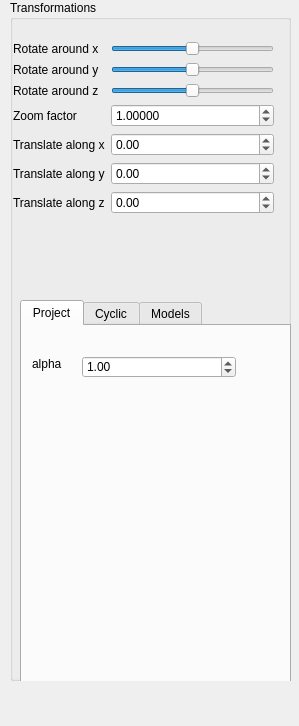
Above: QtFramework/GUI/SideWidget.ui from agotamajor/Qtproject before the change. Below: the same form after it.
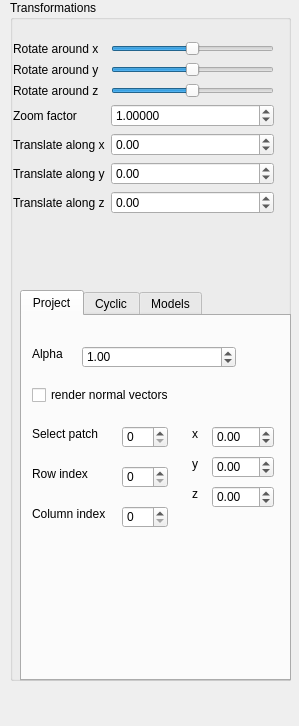
That is the form after the change.

Diff of the .ui file:
```diff
--- a/QtFramework/GUI/SideWidget.ui
+++ b/QtFramework/GUI/SideWidget.ui
@@ -223,7 +223,7 @@
     <property name="geometry">
      <rect>
       <x>10</x>
-      <y>300</y>
+      <y>290</y>
       <width>271</width>
       <height>391</height>
      </rect>
@@ -245,7 +245,7 @@
        </rect>
       </property>
       <property name="text">
-       <string>alpha</string>
+       <string>Alpha</string>
       </property>
      </widget>
      <widget class="QDoubleSpinBox" name="doubleSpinBoxAlpha">
@@ -270,6 +270,193 @@
        <double>1.000000000000000</double>
       </property>
      </widget>
+     <widget class="QSpinBox" name="rowSpinBox">
+      <property name="geometry">
+       <rect>
+        <x>100</x>
+        <y>150</y>
+        <width>46</width>
+        <height>22</height>
+       </rect>
+      </property>
+      <property name="maximum">
+       <number>3</number>
+      </property>
+     </widget>
+     <widget class="QSpinBox" name="selectPatchSpinBox">
+      <property name="geometry">
+       <rect>
+        <x>100</x>
+        <y>110</y>
+        <width>46</width>
+        <height>22</height>
+       </rect>
+      </property>
+      <property name="maximum">
+       <number>8</number>
+      </property>
+     </widget>
+     <widget class="QDoubleSpinBox" name="ySpinBox">
+      <property name="geometry">
+       <rect>
+        <x>190</x>
+        <y>140</y>
+        <width>62</width>
+        <height>22</height>
+       </rect>
+      </property>
+      <property name="minimum">
+       <double>-10.000000000000000</double>
+      </property>
+      <property name="maximum">
+       <double>10.000000000000000</double>
+      </property>
+      <property name="singleStep">
+       <double>0.200000000000000</double>
+      </property>
+     </widget>
+     <widget class="QDoubleSpinBox" name="xSpinBox">
+      <property name="geometry">
+       <rect>
+        <x>190</x>
+        <y>110</y>
+        <width>62</width>
+        <height>22</height>
+       </rect>
+      </property>
+      <property name="minimum">
+       <double>-10.000000000000000</double>
+      </property>
+      <property name="maximum">
+       <double>10.000000000000000</double>
+      </property>
+      <property name="singleStep">
+       <double>0.200000000000000</double>
+      </property>
+     </widget>
+     <widget class="QLabel" name="label_14">
+      <property name="geometry">
+       <rect>
+        <x>170</x>
+        <y>170</y>
+        <width>16</width>
+        <height>16</height>
+       </rect>
+      </property>
+      <property name="text">
+       <string>z</string>
+      </property>
+     </widget>
+     <widget class="QLabel" name="label_13">
+      <property name="geometry">
+       <rect>
+        <x>10</x>
+        <y>110</y>
+        <width>71</width>
+        <height>16</height>
+       </rect>
+      </property>
+      <property name="text">
+       <string>Select patch</string>
+      </property>
+     </widget>
+     <widget class="QDoubleSpinBox" name="zSpinBox">
+      <property name="geometry">
+       <rect>
+        <x>190</x>
+        <y>170</y>
+        <width>62</width>
+        <height>22</height>
+       </rect>
+      </property>
+      <property name="minimum">
+       <double>-10.000000000000000</double>
+      </property>
+      <property name="maximum">
+       <double>10.000000000000000</double>
+      </property>
+      <property name="singleStep">
+       <double>0.200000000000000</double>
+      </property>
+     </widget>
+     <widget class="QLabel" name="label_15">
+      <property name="geometry">
+       <rect>
+        <x>170</x>
+        <y>110</y>
+        <width>21</width>
+        <height>16</height>
+       </rect>
+      </property>
+      <property name="text">
+       <string>x</string>
+      </property>
+     </widget>
+     <widget class="QLabel" name="label_16">
+      <property name="geometry">
+       <rect>
+        <x>10</x>
+        <y>150</y>
+        <width>61</width>
+        <height>16</height>
+       </rect>
+      </property>
+      <property name="text">
+       <string>Row index</string>
+      </property>
+     </widget>
+     <widget class="QSpinBox" name="columnSpinBox">
+      <property name="geometry">
+       <rect>
+        <x>100</x>
+        <y>190</y>
+        <width>46</width>
+        <height>22</height>
+       </rect>
+      </property>
+      <property name="maximum">
+       <number>3</number>
+      </property>
+     </widget>
+     <widget class="QLabel" name="label_17">
+      <property name="geometry">
+       <rect>
+        <x>170</x>
+        <y>140</y>
+        <width>16</width>
+        <height>16</height>
+       </rect>
+      </property>
+      <property name="text">
+       <string>y</string>
+      </property>
+     </widget>
+     <widget class="QLabel" name="label_18">
+      <property name="geometry">
+       <rect>
+        <x>10</x>
+        <y>190</y>
+        <width>81</width>
+        <height>16</height>
+       </rect>
+      </property>
+      <property name="text">
+       <string>Column index</string>
+      </property>
+     </widget>
+     <widget class="QCheckBox" name="renderNormalCheckBox">
+      <property name="geometry">
+       <rect>
+        <x>10</x>
+        <y>70</y>
+        <width>191</width>
+        <height>18</height>
+       </rect>
+      </property>
+      <property name="text">
+       <string>render normal vectors</string>
+      </property>
+     </widget>
     </widget>
     <widget class="QWidget" name="tab">
      <attribute name="title">
```
